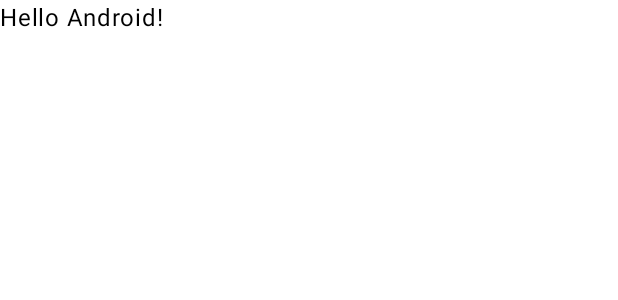
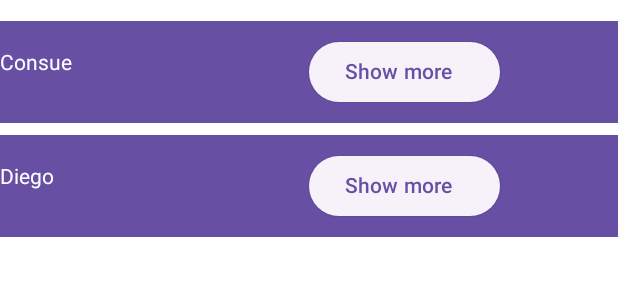
Before and after one commit to didando8a/shoppingListAndroid, an Android app built with Jetpack Compose: the @Preview function GreetingPreview, on a phone screen of 412 x 824 dp. Shown: the top 300 px of the screen. Run offline under Robolectric (Android 15) with nearby library versions, the phone set to English and light mode, and no system bars.

Commit message:
Add mutable state to Greeting function

```diff
--- a/app/src/main/java/com/didando8a/shoppinglist/MainActivity.kt
+++ b/app/src/main/java/com/didando8a/shoppinglist/MainActivity.kt
@@ -3,13 +3,19 @@ package com.didando8a.shoppinglist
 import android.os.Bundle
 import androidx.activity.ComponentActivity
 import androidx.activity.compose.setContent
-import androidx.compose.foundation.layout.fillMaxSize
+import androidx.compose.foundation.clickable
+import androidx.compose.foundation.gestures.scrollable
+import androidx.compose.foundation.layout.*
+import androidx.compose.material3.ElevatedButton
 import androidx.compose.material3.MaterialTheme
 import androidx.compose.material3.Surface
 import androidx.compose.material3.Text
 import androidx.compose.runtime.Composable
+import androidx.compose.runtime.mutableStateOf
+import androidx.compose.runtime.remember
 import androidx.compose.ui.Modifier
 import androidx.compose.ui.tooling.preview.Preview
+import androidx.compose.ui.unit.dp
 import com.didando8a.shoppinglist.ui.theme.ShoppingListTheme
 
 class MainActivity : ComponentActivity() {
@@ -17,27 +23,58 @@ class MainActivity : ComponentActivity() {
         super.onCreate(savedInstanceState)
         setContent {
             ShoppingListTheme {
-                // A surface container using the 'background' color from the theme
-                Surface(modifier = Modifier.fillMaxSize(), color = MaterialTheme.colorScheme.background) {
-                    Greeting("Android")
-                }
+                MyApp(modifier = Modifier.fillMaxSize())
             }
         }
     }
 }
 
 @Composable
+fun MyApp(
+    modifier: Modifier = Modifier,
+    names:List<String> = listOf("Consue", "Diego")
+    ) {
+    Column(modifier = Modifier.padding(vertical = 10.dp)) {
+        for (name in names) {
+            Greeting(name = name)
+        }
+    }
+
+//    Surface(
+//        modifier = modifier,
+//        color = MaterialTheme.colorScheme.background,
+//    ) {
+//        Greeting(name = "Gabriel")
+//    }
+}
+
+@Composable
 fun Greeting(name: String, modifier: Modifier = Modifier) {
-    Text(
-        text = "Hello $name!",
-        modifier = modifier
-    )
+    val expanded = remember {
+        mutableStateOf(false)
+    }
+
+    Surface(color = MaterialTheme.colorScheme.primary, modifier = modifier.padding(vertical = 4.dp)) {
+        Row(
+            modifier
+                .fillMaxWidth()
+                .padding(vertical = 10.dp)) {
+            Text(modifier = modifier
+                .fillMaxWidth(0.5f)
+                .padding(vertical = 10.dp), text = name)
+            ElevatedButton(
+                onClick = { expanded.value = !expanded.value }) {
+                val messageString: String = if(expanded.value) "Show less" else "Show more"
+                Text(modifier = modifier
+                    .fillMaxWidth(0.5f)
+                    , text = messageString)
+            }
+        }
+    }
 }
 
 @Preview(showBackground = true)
 @Composable
 fun GreetingPreview() {
-    ShoppingListTheme {
-        Greeting("Android")
-    }
+    MyApp()
 }
```
